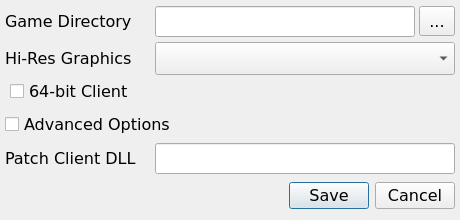
Above: OneLauncher/ui/winSettingsNative.ui from JuneStepp/OneLauncher before the change. Below: the same form after it.
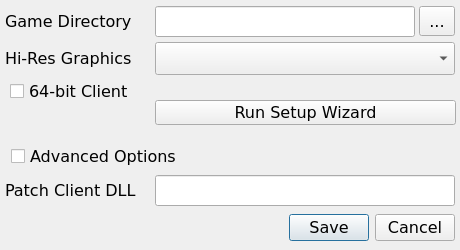
That is the form after the change.

Commit message: Added Setup Wizard to settings window

Diff of the .ui file:
```diff
--- a/OneLauncher/ui/winSettingsNative.ui
+++ b/OneLauncher/ui/winSettingsNative.ui
@@ -10,7 +10,7 @@
     <x>0</x>
     <y>0</y>
     <width>460</width>
-    <height>220</height>
+    <height>250</height>
    </rect>
   </property>
   <property name="font">
@@ -29,7 +29,7 @@
    <property name="geometry">
     <rect>
      <x>5</x>
-     <y>180</y>
+     <y>212</y>
      <width>450</width>
      <height>32</height>
     </rect>
@@ -103,8 +103,8 @@
   <widget class="QCheckBox" name="chkAdvanced">
    <property name="geometry">
     <rect>
-     <x>5</x>
-     <y>110</y>
+     <x>11</x>
+     <y>142</y>
      <width>280</width>
      <height>28</height>
     </rect>
@@ -120,7 +120,7 @@
    <property name="geometry">
     <rect>
      <x>155</x>
-     <y>143</y>
+     <y>175</y>
      <width>300</width>
      <height>31</height>
     </rect>
@@ -130,7 +130,7 @@
    <property name="geometry">
     <rect>
      <x>5</x>
-     <y>147</y>
+     <y>179</y>
      <width>150</width>
      <height>23</height>
     </rect>
@@ -152,6 +152,19 @@
     <string>64-bit Client</string>
    </property>
   </widget>
+  <widget class="QPushButton" name="btnSetupWizard">
+   <property name="geometry">
+    <rect>
+     <x>155</x>
+     <y>100</y>
+     <width>301</width>
+     <height>25</height>
+    </rect>
+   </property>
+   <property name="text">
+    <string>Run Setup Wizard</string>
+   </property>
+  </widget>
  </widget>
  <resources/>
  <connections>
```
The commit also changes 6 other files.
